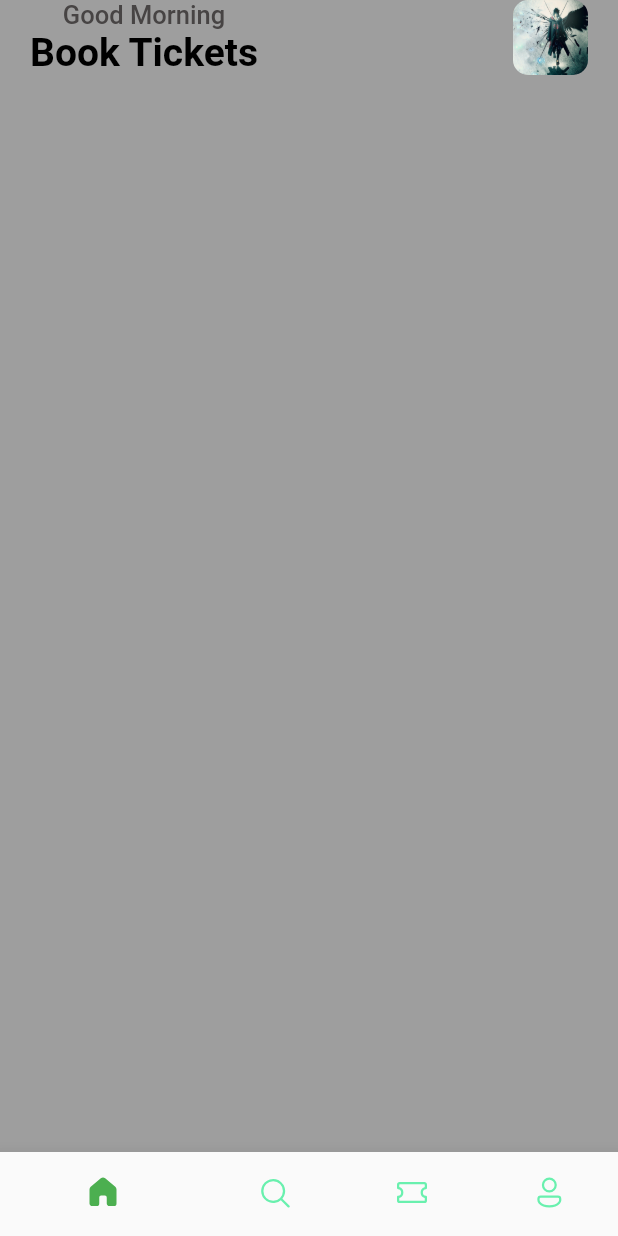
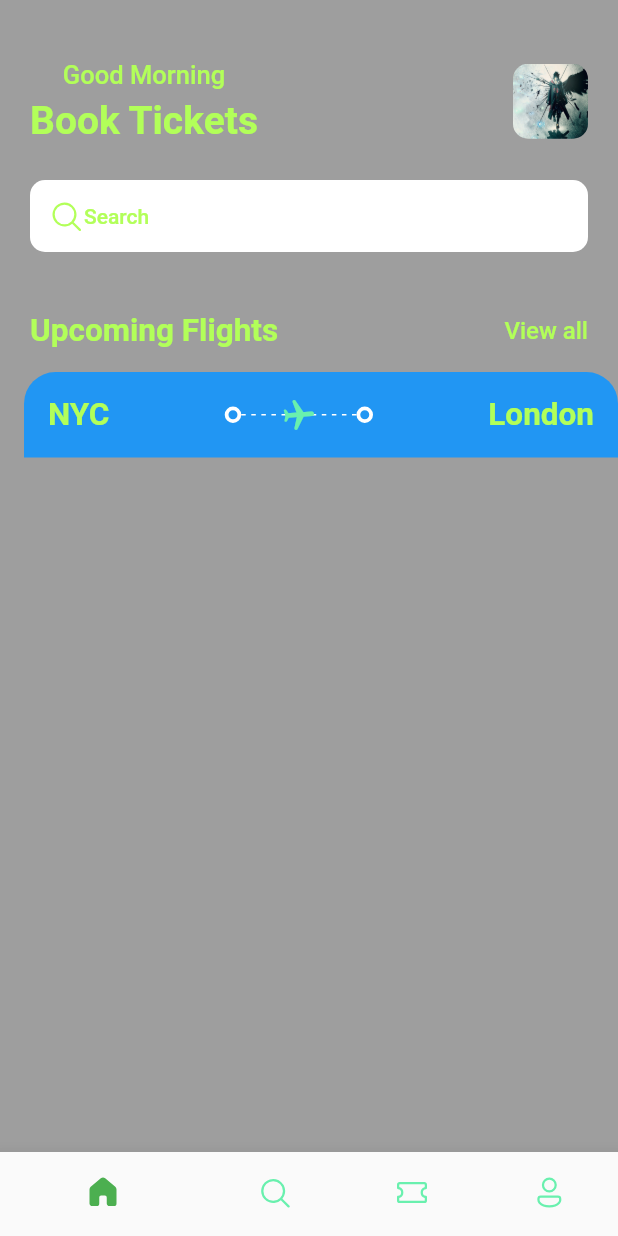
Before and after one commit to git-tolu/ticketbooking, a Flutter app: the screen it shows after launch, on a phone screen of 412 x 824 dp. Run offline on Flutter 3.47's test engine with Material 2 defaults, Android fonts, the phone set to English and light mode, and no system bars; our stand-ins replace fluentui_icons, gap.

Commit message:
card and search bar commit

```diff
--- a/ticketbooking/lib/screens/home_screen.dart
+++ b/ticketbooking/lib/screens/home_screen.dart
@@ -1,7 +1,10 @@
+import 'package:fluentui_icons/fluentui_icons.dart';
 import 'package:flutter/cupertino.dart';
 import 'package:flutter/material.dart';
 import 'package:flutter/src/widgets/container.dart';
 import 'package:flutter/src/widgets/framework.dart';
+import 'package:gap/gap.dart';
+import 'package:ticketbooking/screens/ticket_view.dart';
 import 'package:ticketbooking/utils/app_styles.dart';
 
 class HomeScreen extends StatelessWidget {
@@ -19,15 +22,17 @@ class HomeScreen extends StatelessWidget {
             ),
             child: Column(
               children: [
+                const Gap(40),
                 Row(
                   mainAxisAlignment: MainAxisAlignment.spaceBetween,
                   children: [
                     Column(
-                      children:  [
+                      children: [
                         Text(
                           "Good Morning",
                           style: Styles.headLineStyle3,
                         ),
+                        const Gap(5),
                         Text(
                           "Book Tickets",
                           style: Styles.headLineStyle,
@@ -47,9 +52,53 @@ class HomeScreen extends StatelessWidget {
                     )
                   ],
                 ),
+                const Gap(25),
+                Container(
+                  decoration: BoxDecoration(
+                    borderRadius: BorderRadius.circular(10),
+                    color: Colors.white,
+                  ),
+                  padding: const EdgeInsets.symmetric(
+                    horizontal: 12,
+                    vertical: 12,
+                  ),
+                  child: Row(
+                    children: [
+                      const Icon(FluentSystemIcons.ic_fluent_search_regular,
+                          color: Color(0xFFB2FF59)),
+                      Text(
+                        "Search",
+                        style: Styles.headLineStyle4,
+                      ),
+                    ],
+                  ),
+                ),
+                Gap(40),
+                Container(
+                  child: Row(
+                    mainAxisAlignment: MainAxisAlignment.spaceBetween,
+                    children: [
+                      Text(
+                        "Upcoming Flights",
+                        style: Styles.headLineStyle2,
+                      ),
+                      InkWell(
+                        onTap: () {
+                          print("You are tapped");
+                        },
+                        child: Text(
+                          "View all",
+                          style: Styles.textStyle,
+                        ),
+                      )
+                    ],
+                  ),
+                )
               ],
             ),
           ),
+          const Gap(15),
+          const Ticketview()
         ],
       ),
     );
--- /dev/null
+++ b/ticketbooking/lib/screens/ticket_view.dart
@@ -0,0 +1,101 @@
+import 'package:flutter/cupertino.dart';
+import 'package:flutter/material.dart';
+import 'package:flutter/src/widgets/container.dart';
+import 'package:flutter/src/widgets/framework.dart';
+import 'package:ticketbooking/utils/app_layout.dart';
+import 'package:ticketbooking/utils/app_styles.dart';
+import 'package:ticketbooking/widgets/thick_container.dart';
+
+class Ticketview extends StatelessWidget {
+  const Ticketview({super.key});
+
+  @override
+  Widget build(BuildContext context) {
+    final size = AppLayout.getSize(context);
+    return SizedBox(
+      width: size.width,
+      height: 200,
+      child: Container(
+        margin: const EdgeInsets.only(
+          left: 16,
+        ),
+        child: Column(
+          children: [
+            Container(
+              decoration: const BoxDecoration(
+                color: Colors.blue,
+                borderRadius: BorderRadius.only(
+                    topLeft: Radius.circular(21),
+                    topRight: Radius.circular(21)),
+              ),
+              padding: const EdgeInsets.all(16),
+              child: Column(
+                children: [
+                  Row(
+                    children: [
+                      Text(
+                        "NYC",
+                        style: Styles.headLineStyle2,
+                      ),
+                      Expanded(child: Container()),
+                      const ThickContainer(),
+                      Expanded(
+                        child: Stack(
+                          children: [
+                            SizedBox(
+                              height: 24,
+                              child: LayoutBuilder(
+                                builder: (BuildContext context,
+                                    BoxConstraints constraints) {
+                                  print(
+                                      "the width is ${constraints.constrainWidth()}");
+                                  return Flex(
+                                    direction: Axis.horizontal,
+                                    mainAxisAlignment:
+                                        MainAxisAlignment.spaceBetween,
+                                    mainAxisSize: MainAxisSize.max,
+                                    children: List.generate(
+                                        (constraints.constrainWidth() / 6)
+                                            .floor(),
+                                        (index) => const SizedBox(
+                                              width: 3,
+                                              height: 1,
+                                              child: DecoratedBox(
+                                                decoration: BoxDecoration(
+                                                  color: Colors.white,
+                                                ),
+                                              ),
+                                            )),
+                                  );
+                                },
+                              ),
+                            ),
+                            Center(
+                              child: Transform.rotate(
+                                angle: 1.5,
+                                child: const Icon(
+                                  Icons.local_airport_rounded,
+                                  color: Colors.greenAccent,
+                                ),
+                              ),
+                            ),
+                          ],
+                        ),
+                      ),
+                      const ThickContainer(),
+                      Expanded(child: Container()),
+                      Text(
+                        "London",
+                        style: Styles.headLineStyle2,
+                      ),
+                    ],
+                  )
+                ],
+              ),
+            )
+          ],
+        ),
+      ),
+    );
+  }
+}
--- /dev/null
+++ b/ticketbooking/lib/utils/app_layout.dart
@@ -0,0 +1,7 @@
+import 'package:flutter/cupertino.dart';
+
+class AppLayout {
+  static getSize(BuildContext context) {
+    return MediaQuery.of(context).size;
+  }
+}
--- a/ticketbooking/lib/utils/app_styles.dart
+++ b/ticketbooking/lib/utils/app_styles.dart
@@ -4,7 +4,7 @@ Color primary = const Color(0xFF4CAF50);
 
 class Styles {
   static Color primaryColor = primary;
-  static Color textColor = const Color(0xFF000000);
+  static Color textColor = const Color(0xFFB2FF59);
   static Color bgColor = const Color(0xFF9E9E9E);
   static Color orangeColor = const Color(0xFFB2FF59);
   static TextStyle textStyle = TextStyle(
@@ -24,12 +24,12 @@ class Styles {
   );
   static TextStyle headLineStyle3 = const TextStyle(
     fontSize: 17,
-    color: Color(0xFF474444),
+    color: Color(0xFFB2FF59),
     fontWeight: FontWeight.w500,
   );
   static TextStyle headLineStyle4 = const TextStyle(
     fontSize: 14,
-    color: Color(0xFF474444),
+    color: Color(0xFFB2FF59),
     fontWeight: FontWeight.w500,
   );
 }
--- /dev/null
+++ b/ticketbooking/lib/widgets/thick_container.dart
@@ -0,0 +1,19 @@
+import 'package:flutter/cupertino.dart';
+import 'package:flutter/material.dart';
+import 'package:flutter/src/widgets/container.dart';
+import 'package:flutter/src/widgets/framework.dart';
+
+class ThickContainer extends StatelessWidget {
+  const ThickContainer({super.key});
+
+  @override
+  Widget build(BuildContext context) {
+    return Container(
+      padding: const EdgeInsets.all(3.0),
+      decoration: BoxDecoration(
+        borderRadius: BorderRadius.circular(20),
+        border: Border.all(width: 2.5, color: Colors.white),
+      ),
+    );
+  }
+}
```
